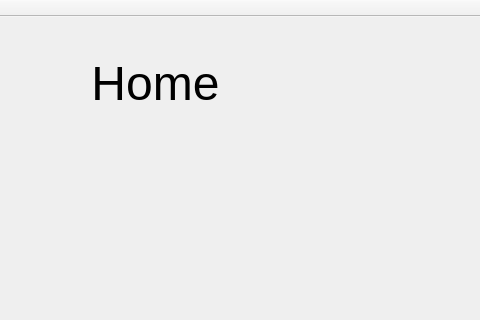
Qt form mainwindow.ui (Jesus0342/CS1D-Project-2) before a commit; both pictures show x 171 to 651 and y 0 to 320 of the 651 by 575 pixel window.
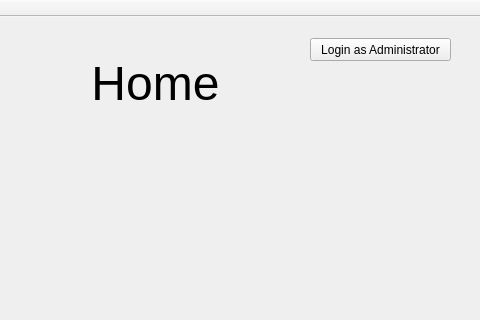
The same form after that commit. The open tabs and pages were chosen to show the change.

Commit message: added login window

What changed in the file:
```diff
--- a/mainwindow.ui
+++ b/mainwindow.ui
@@ -54,6 +54,19 @@
          </property>
         </item>
        </widget>
+       <widget class="QPushButton" name="pushButton">
+        <property name="geometry">
+         <rect>
+          <x>470</x>
+          <y>10</y>
+          <width>141</width>
+          <height>23</height>
+         </rect>
+        </property>
+        <property name="text">
+         <string>Login as Administrator</string>
+        </property>
+       </widget>
       </widget>
       <widget class="QWidget" name="page_viewNFLInfo">
        <widget class="QComboBox" name="comboBox_displayOptions">
```
Left out of the diff: 4 changed lines with no effect on the pictures. The commit also changes 32 other files.
